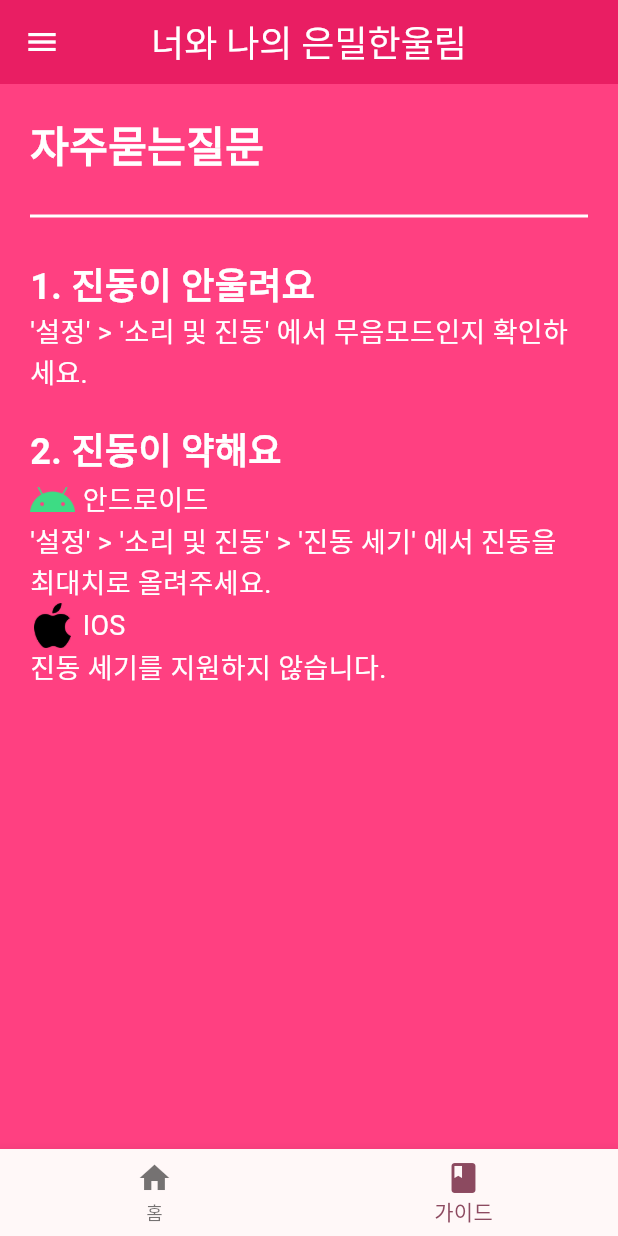
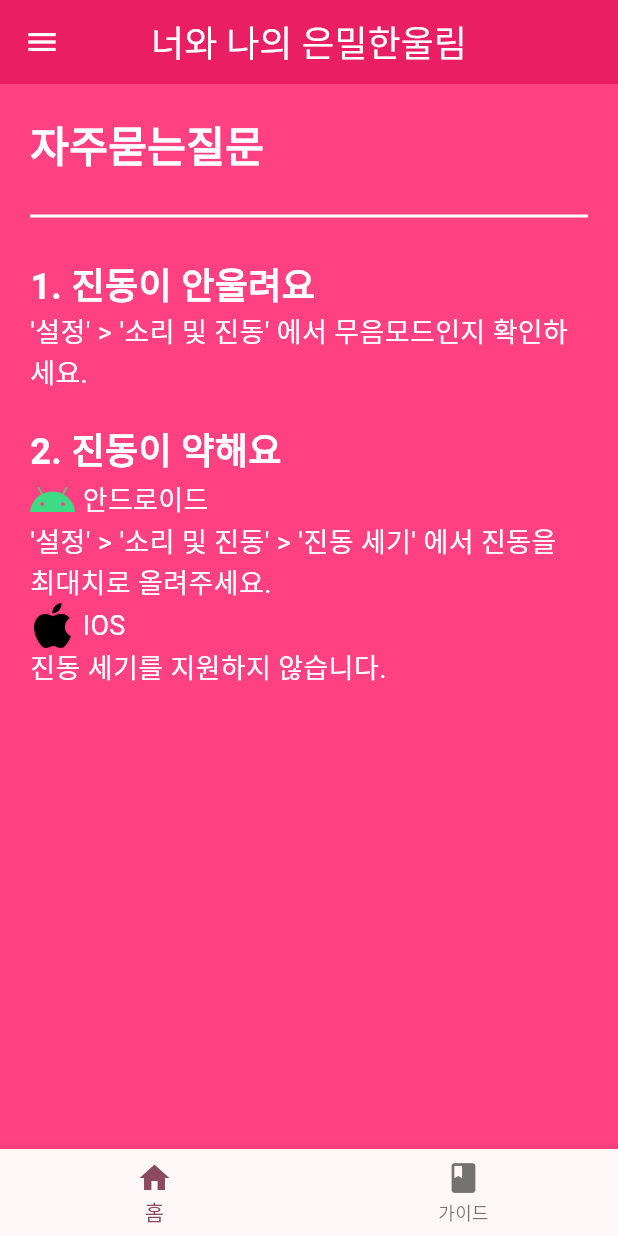
Before and after one commit to wdjty326/flutter-vibration-app, a Flutter app: the screen it shows after launch, item 2 of the bottom bar chosen, on a phone screen of 412 x 824 dp. Run offline on Flutter 3.47's test engine with Material 2 defaults, Android fonts, the phone set to English and light mode, and no system bars; our stand-ins replace firebase_core, firebase_database, vibration; accounts and stored records are empty.

```diff
--- a/lib/main.dart
+++ b/lib/main.dart
@@ -1,8 +1,5 @@
 import 'package:flutter/material.dart';
-import 'package:flutter_application_1/screens/guide.dart';
-import 'package:flutter_application_1/screens/home.dart';
-import 'package:flutter_application_1/utilities/customVibration.dart';
-import 'package:flutter_application_1/widgets/NavDrawer.dart';
+import 'package:flutter_application_1/router.dart';
 
 void main() {
   runApp(const MyApp());
@@ -19,79 +16,8 @@ class MyApp extends StatelessWidget {
         colorScheme: ColorScheme.fromSeed(seedColor: Colors.black),
         useMaterial3: true,
       ),
-      //initialRoute: '/',
-      //routes: {
-      //  '/': (context) => const MyHomePage(title: '너와 나의 은밀한울림'),
-      //  '/guide': (context) => const GuideScreen()
-      //},
-      home: const MyHomePage(title: '너와 나의 은밀한울림'),
+      initialRoute: RouteName.splash,
+      routes: namedRoutes,
     );
   }
 }
-
-class MyHomePage extends StatefulWidget {
-  const MyHomePage({super.key, required this.title});
-
-  final String title;
-
-  @override
-  State<MyHomePage> createState() => _MyHomePageState();
-}
-
-class _MyHomePageState extends State<MyHomePage> {
-  int _selectedIndex = 0;
-
-  void _onItemTapped(int index) {
-    setState(() {
-      if (index == 1) CustomVibration.cancel();
-      _selectedIndex = index;
-    });
-  }
-
-  @override
-  Widget build(BuildContext context) {
-    return Scaffold(
-      backgroundColor: Colors.pinkAccent,
-      drawer: NavDrawer(),
-      appBar: AppBar(
-        backgroundColor: Colors.pink,
-        titleTextStyle: const TextStyle(color: Colors.white, fontSize: 24),
-        title: Text(widget.title),
-        centerTitle: true,
-        leading: Builder(
-          builder: (BuildContext context) {
-            return IconButton(
-              onPressed: () {
-                Scaffold.of(context).openDrawer();
-              },
-              icon: const Icon(
-                Icons.menu,
-                color: Colors.white,
-              ),
-              tooltip: MaterialLocalizations.of(context).openAppDrawerTooltip,
-            );
-          },
-        ),
-      ),
-      body: Container(
-          //width: double.infinity,
-          margin: const EdgeInsets.all(20),
-          child:
-              _selectedIndex == 0 ? const HomeScreen() : const GuideScreen()),
-      bottomNavigationBar: BottomNavigationBar(
-        items: const <BottomNavigationBarItem>[
-          BottomNavigationBarItem(
-            icon: Icon(Icons.home),
-            label: '홈',
-          ),
-          BottomNavigationBarItem(
-            icon: Icon(Icons.book),
-            label: '가이드',
-          )
-        ],
-        currentIndex: _selectedIndex,
-        onTap: _onItemTapped,
-      ),
-    );
-  }
-}
--- /dev/null
+++ b/lib/router.dart
@@ -0,0 +1,27 @@
+import 'package:flutter/material.dart';
+import 'package:flutter_application_1/screens/guide.dart';
+import 'package:flutter_application_1/screens/home.dart';
+import 'package:flutter_application_1/screens/splash.dart';
+
+class RouteName {
+  static const splash = '/';
+  static const home = '/home';
+  static const guide = '/guide';
+}
+
+var namedRoutes = <String, WidgetBuilder>{
+  RouteName.splash: (context) => const SplashScreen(),
+  RouteName.home: (context) => const HomeScreen(),
+  RouteName.guide: (context) => const GuideScreen(),
+};
+
+var bottomNavigationItems = const <int, BottomNavigationBarItem>{
+  0: BottomNavigationBarItem(
+    icon: Icon(Icons.home),
+    label: '홈',
+  ),
+  1: BottomNavigationBarItem(
+    icon: Icon(Icons.book),
+    label: '가이드',
+  )
+};
--- a/lib/screens/guide.dart
+++ b/lib/screens/guide.dart
@@ -1,4 +1,5 @@
 import 'package:flutter/material.dart';
+import 'package:flutter_application_1/widgets/baseLayout.dart';
 
 const _headingStyle = TextStyle(
   fontSize: 28,
@@ -20,7 +21,8 @@ class GuideScreen extends StatelessWidget {
 
   @override
   Widget build(BuildContext context) {
-    return SingleChildScrollView(
+    return BaseLayout(
+        child: SingleChildScrollView(
       child: Column(
         crossAxisAlignment: CrossAxisAlignment.start,
         mainAxisSize: MainAxisSize.min,
@@ -109,6 +111,6 @@ class GuideScreen extends StatelessWidget {
           )
         ],
       ),
-    );
+    ));
   }
 }
--- /dev/null
+++ b/lib/widgets/baseLayout.dart
@@ -0,0 +1,72 @@
+import 'package:flutter/material.dart';
+import 'package:flutter_application_1/router.dart';
+import 'package:flutter_application_1/widgets/navDrawer.dart';
+
+class BaseLayout extends StatefulWidget {
+  const BaseLayout({super.key, required this.child});
+
+  final Widget child;
+
+  @override
+  State<BaseLayout> createState() => _BaseLayoutState();
+}
+
+class _BaseLayoutState extends State<BaseLayout> {
+  int _selectedIndex = 0;
+
+  void _onItemTapped(int index) {
+    if (!context.mounted) return;
+    switch (index) {
+      case 0:
+        Navigator.of(context).popAndPushNamed(RouteName.home);
+        break;
+      case 1:
+        Navigator.of(context).popAndPushNamed(RouteName.guide);
+        break;
+    }
+    setState(() {
+      _selectedIndex = index;
+    });
+  }
+
+  final String title = '너와 나의 은밀한울림';
+
+  @override
+  Widget build(BuildContext context) {
+    List<BottomNavigationBarItem> list = [];
+    bottomNavigationItems.forEach((key, value) {
+      list.add(value);
+    });
+
+    return Scaffold(
+      backgroundColor: Colors.pinkAccent,
+      drawer: const NavDrawer(),
+      appBar: AppBar(
+        backgroundColor: Colors.pink,
+        titleTextStyle: const TextStyle(color: Colors.white, fontSize: 24),
+        title: Text(title),
+        centerTitle: true,
+        leading: Builder(
+          builder: (BuildContext context) {
+            return IconButton(
+              onPressed: () {
+                Scaffold.of(context).openDrawer();
+              },
+              icon: const Icon(
+                Icons.menu,
+                color: Colors.white,
+              ),
+              tooltip: MaterialLocalizations.of(context).openAppDrawerTooltip,
+            );
+          },
+        ),
+      ),
+      body: Container(margin: const EdgeInsets.all(20), child: widget.child),
+      bottomNavigationBar: BottomNavigationBar(
+        items: list,
+        currentIndex: _selectedIndex,
+        onTap: _onItemTapped,
+      ),
+    );
+  }
+}
--- a/pubspec.yaml
+++ b/pubspec.yaml
@@ -37,6 +37,8 @@ dependencies:
   cupertino_icons: ^1.0.2
 
   vibration: ^1.8.1
+  firebase_core: ^2.15.1
+  firebase_database: ^10.2.5
 
 dev_dependencies:
   flutter_test:
```
Also changed, not shown: lib/init.dart (added, +20 -0 lines), lib/screens/home.dart (+8 -2 lines), lib/screens/splash.dart (added, +36 -0 lines), lib/services/patterns.dart (added, +7 -0 lines), lib/firebase_options.dart (added), pubspec.lock, 6 other files.
